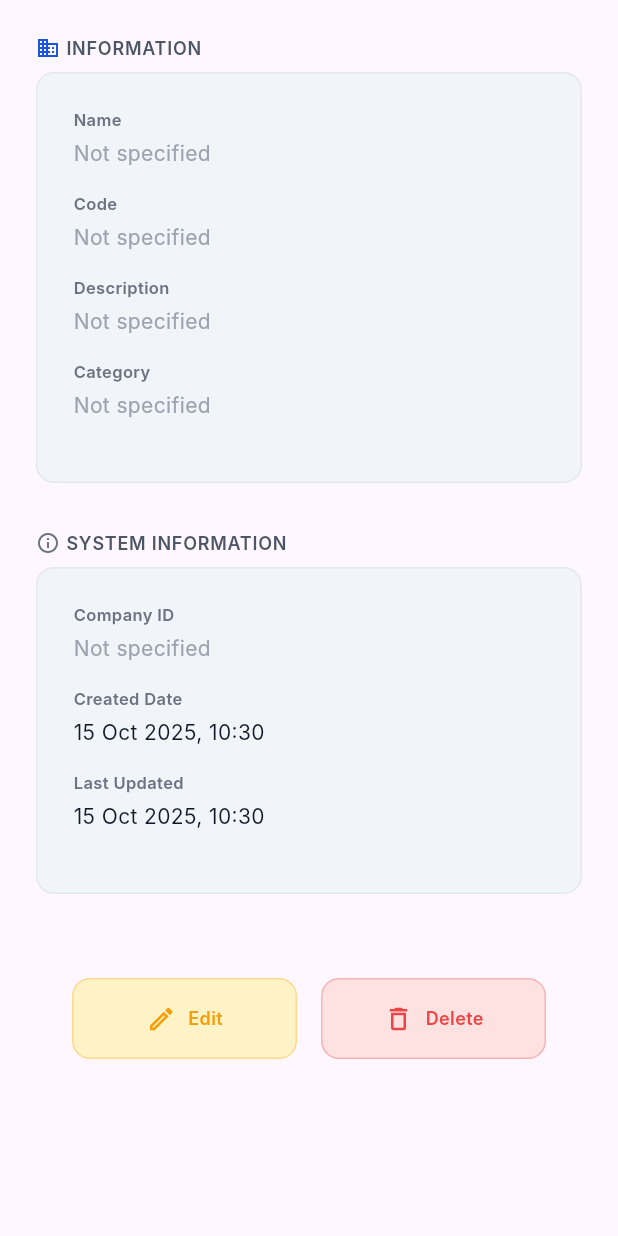
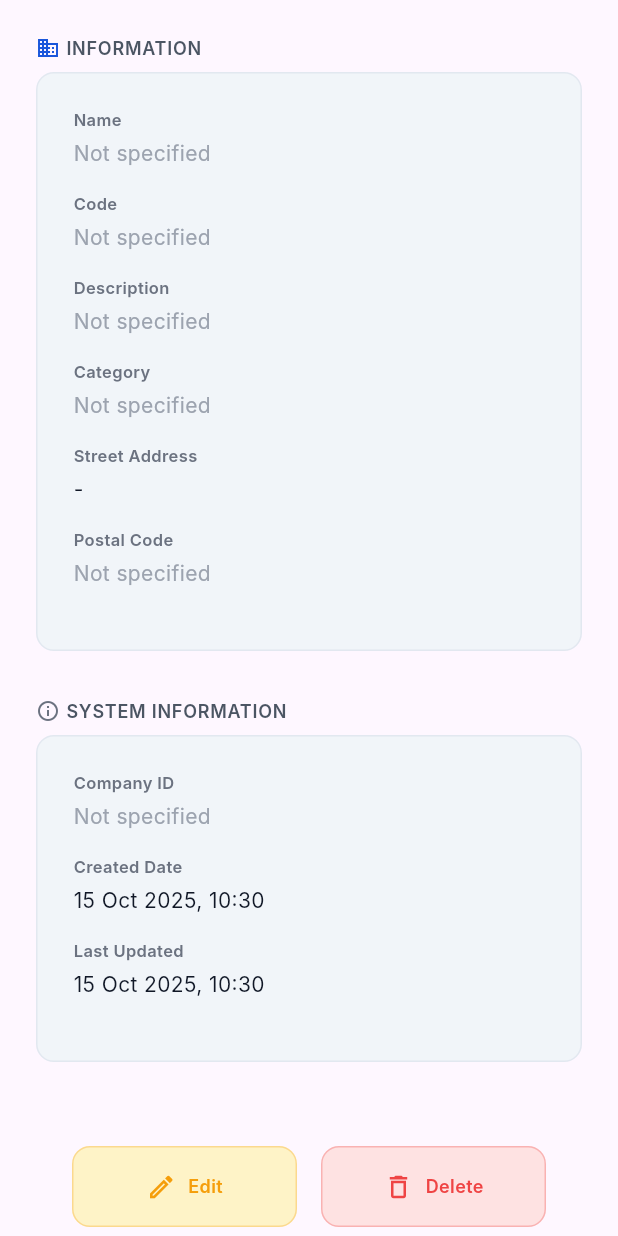
Before and after one commit to ForcesR2N/AmazeSYS-app, a Flutter app: the CompanyDetailWidget widget shown alone on an empty page, opened directly with empty values, on a phone screen of 412 x 824 dp. Run offline on Flutter 3.47's test engine with Material 3 defaults, Android fonts, the phone set to English and light mode, and no system bars; our stand-ins replace animated_notch_bottom_bar, dio, flutter_secure_storage, get, get_storage, lottie and 1 more; accounts and stored records are empty; network calls fail; Roboto replaces fonts that are missing (Inter).

Commit message:
done fetch data adress for detail page

```diff
--- a/lib/company/widgets/company_detail_widget.dart
+++ b/lib/company/widgets/company_detail_widget.dart
@@ -33,7 +33,7 @@ class CompanyDetailWidget extends StatelessWidget {
       itemName: detail.name,
       onEdit: () => _handleEdit(),
       onDelete: () => _handleDelete(),
-      showCreate: false, // Remove create button from detail view
+      showCreate: false,
     );
   }
 
@@ -107,70 +107,10 @@ class CompanyDetailWidget extends StatelessWidget {
           _buildInfoRow('Category', detail.categoryId),
           if (detail.note?.isNotEmpty == true)
             _buildInfoRow('Notes', detail.note!),
+          _buildInfoRow('Street Address', detail.fullAddress),
+          _buildInfoRow('Postal Code', detail.zipcode ?? 'Not specified'),
         ],
       ),
-
-      // Address & Location Information
-      if (_hasLocationInfo())
-        _buildInfoSection(
-          title: 'Address',
-          icon: Icons.location_on_outlined,
-          color: AppTheme.success,
-          children: [
-            if (detail.address?.isNotEmpty == true)
-              _buildInfoRow('Street Address', detail.address!),
-            if (detail.wardName?.isNotEmpty == true)
-              _buildInfoRow('Ward (Kelurahan)', detail.wardName!),
-            if (detail.subdistrictName?.isNotEmpty == true)
-              _buildInfoRow('Subdistrict (Kecamatan)', detail.subdistrictName!),
-            if (detail.districtName?.isNotEmpty == true)
-              _buildInfoRow('District (Kabupaten/Kota)', detail.districtName!),
-            if (detail.provinceName?.isNotEmpty == true)
-              _buildInfoRow('Province', detail.provinceName!),
-            if (detail.zipcode?.isNotEmpty == true)
-              _buildInfoRow('Postal Code', detail.zipcode!),
-            if (detail.fullAddress.isNotEmpty)
-              Container(
-                margin: const EdgeInsets.only(top: AppSpacing.sm),
-                padding: const EdgeInsets.all(AppSpacing.md),
-                decoration: BoxDecoration(
-                  color: AppTheme.success.withOpacity(0.1),
-                  borderRadius: BorderRadius.circular(AppRadius.md),
-                  border: Border.all(color: AppTheme.success.withOpacity(0.3)),
-                ),
-                child: Column(
-                  crossAxisAlignment: CrossAxisAlignment.start,
-                  children: [
-                    Row(
-                      children: [
-                        Icon(
-                          Icons.location_on_rounded,
-                          size: 16,
-                          color: AppTheme.success,
-                        ),
-                        const SizedBox(width: AppSpacing.xs),
-                        Text(
-                          'Full Address',
-                          style: AppTypography.labelSmall.copyWith(
-                            color: AppTheme.success,
-                            fontWeight: FontWeight.w600,
-                          ),
-                        ),
-                      ],
-                    ),
-                    const SizedBox(height: AppSpacing.xs),
-                    Text(
-                      detail.fullAddress,
-                      style: AppTypography.bodyMedium.copyWith(
-                        color: AppTheme.neutral800,
-                        height: 1.5,
-                      ),
-                    ),
-                  ],
-                ),
-              ),
-          ],
-        ),
 
       // Contact Information (PIC)
       if (_hasContactInfo())
@@ -276,6 +216,35 @@ class CompanyDetailWidget extends StatelessWidget {
     );
   }
 
+  /// Helper method to build location chips
+  Widget _buildLocationChip(String label, IconData icon) {
+    return Container(
+      padding: const EdgeInsets.symmetric(
+        horizontal: AppSpacing.sm,
+        vertical: AppSpacing.xs,
+      ),
+      decoration: BoxDecoration(
+        color: AppTheme.neutral100,
+        borderRadius: BorderRadius.circular(AppRadius.sm),
+        border: Border.all(color: AppTheme.neutral300),
+      ),
+      child: Row(
+        mainAxisSize: MainAxisSize.min,
+        children: [
+          Icon(icon, size: 14, color: AppTheme.neutral600),
+          const SizedBox(width: 4),
+          Text(
+            label,
+            style: AppTypography.bodySmall.copyWith(
+              color: AppTheme.neutral700,
+              fontSize: 12,
+            ),
+          ),
+        ],
+      ),
+    );
+  }
+
   bool _hasLocationInfo() {
     return (detail.address?.isNotEmpty == true) ||
         (detail.wardName?.isNotEmpty == true) ||
```
Also changed, not shown: lib/branch/models/branch_detail_model.dart (+18 -4 lines), lib/branch/widgets/branch_detail_widget.dart (+43 -22 lines), lib/company/models/company_detail_model.dart (+95 -15 lines), lib/company/services/company_service.dart (+65 -2 lines), lib/warehouse/models/warehouse_detail_model.dart (+18 -4 lines), lib/warehouse/widgets/warehouse_detail_widget.dart (+87 -18 lines).
